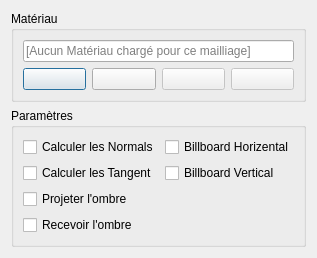
b4n92uid/theball-editor, file sources/mesh.ui: the form before one commit.
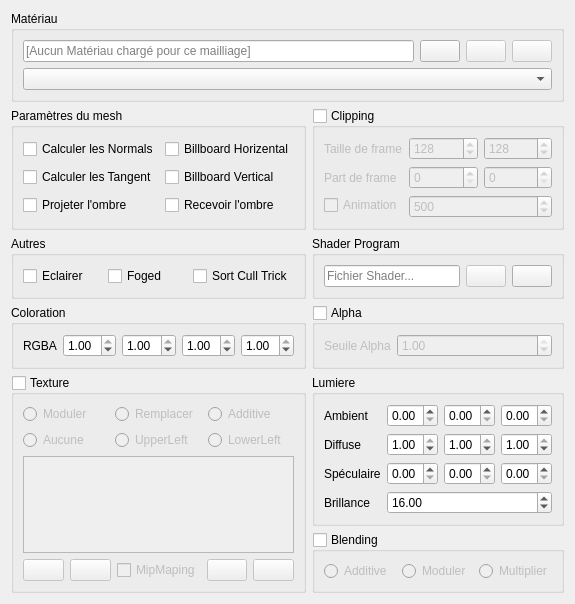
The form after the commit. Icons and pictures are not drawn.

Commit message: Merge mesh and material dialog and improve selection and move

```diff
--- a/sources/mesh.ui
+++ b/sources/mesh.ui
@@ -6,15 +6,441 @@
    <rect>
     <x>0</x>
     <y>0</y>
-    <width>277</width>
-    <height>228</height>
+    <width>505</width>
+    <height>545</height>
    </rect>
   </property>
   <property name="windowTitle">
    <string>Propriété du mesh</string>
   </property>
-  <layout class="QVBoxLayout" name="verticalLayout">
-   <item>
+  <layout class="QGridLayout" name="gridLayout">
+   <item row="4" column="0" rowspan="3">
+    <widget class="QGroupBox" name="groupBox_8">
+     <property name="title">
+      <string>Paramètres du mesh</string>
+     </property>
+     <layout class="QGridLayout" name="gridLayout_2">
+      <item row="2" column="1">
+       <widget class="QCheckBox" name="billboardY">
+        <property name="text">
+         <string>Billboard Vertical</string>
+        </property>
+       </widget>
+      </item>
+      <item row="3" column="0">
+       <widget class="QCheckBox" name="castshadow">
+        <property name="text">
+         <string>Projeter l'ombre</string>
+        </property>
+       </widget>
+      </item>
+      <item row="1" column="0">
+       <widget class="QCheckBox" name="computeNormal">
+        <property name="text">
+         <string>Calculer les Normals</string>
+        </property>
+       </widget>
+      </item>
+      <item row="2" column="0">
+       <widget class="QCheckBox" name="computeTangent">
+        <property name="text">
+         <string>Calculer les Tangent</string>
+        </property>
+       </widget>
+      </item>
+      <item row="1" column="1">
+       <widget class="QCheckBox" name="billboardX">
+        <property name="text">
+         <string>Billboard Horizental</string>
+        </property>
+       </widget>
+      </item>
+      <item row="3" column="1">
+       <widget class="QCheckBox" name="receiveshadow">
+        <property name="text">
+         <string>Recevoir l'ombre</string>
+        </property>
+       </widget>
+      </item>
+     </layout>
+    </widget>
+   </item>
+   <item row="11" column="1">
+    <widget class="QGroupBox" name="blending">
+     <property name="title">
+      <string>Blending</string>
+     </property>
+     <property name="checkable">
+      <bool>true</bool>
+     </property>
+     <property name="checked">
+      <bool>false</bool>
+     </property>
+     <layout class="QVBoxLayout" name="verticalLayout_2">
+      <item>
+       <layout class="QHBoxLayout" name="horizontalLayout_3">
+        <item>
+         <widget class="QRadioButton" name="blend_additive">
+          <property name="text">
+           <string>Additive</string>
+          </property>
+         </widget>
+        </item>
+        <item>
+         <widget class="QRadioButton" name="blend_modulate">
+          <property name="text">
+           <string>Moduler</string>
+          </property>
+         </widget>
+        </item>
+        <item>
+         <widget class="QRadioButton" name="blend_mul">
+          <property name="text">
+           <string>Multiplier</string>
+          </property>
+         </widget>
+        </item>
+       </layout>
+      </item>
+     </layout>
+    </widget>
+   </item>
+   <item row="8" column="0">
+    <widget class="QGroupBox" name="groupBox_2">
+     <property name="title">
+      <string>Coloration</string>
+     </property>
+     <layout class="QFormLayout" name="formLayout">
+      <property name="fieldGrowthPolicy">
+       <enum>QFormLayout::AllNonFixedFieldsGrow</enum>
+      </property>
+      <item row="0" column="0">
+       <widget class="QLabel" name="label_3">
+        <property name="text">
+         <string>RGBA</string>
+        </property>
+       </widget>
+      </item>
+      <item row="0" column="1">
+       <layout class="QHBoxLayout" name="horizontalLayout_6">
+        <item>
+         <widget class="QDoubleSpinBox" name="color_r">
+          <property name="maximum">
+           <double>1.000000000000000</double>
+          </property>
+          <property name="singleStep">
+           <double>0.010000000000000</double>
+          </property>
+          <property name="value">
+           <double>1.000000000000000</double>
+          </property>
+         </widget>
+        </item>
+        <item>
+         <widget class="QDoubleSpinBox" name="color_g">
+          <property name="maximum">
+           <double>1.000000000000000</double>
+          </property>
+          <property name="singleStep">
+           <double>0.010000000000000</double>
+          </property>
+          <property name="value">
+           <double>1.000000000000000</double>
+          </property>
+         </widget>
+        </item>
+        <item>
+         <widget class="QDoubleSpinBox" name="color_b">
+          <property name="maximum">
+           <double>1.000000000000000</double>
+          </property>
+          <property name="singleStep">
+           <double>0.010000000000000</double>
+          </property>
+          <property name="value">
+           <double>1.000000000000000</double>
+          </property>
+         </widget>
+        </item>
+        <item>
+         <widget class="QDoubleSpinBox" name="color_a">
+          <property name="maximum">
+           <double>1.000000000000000</double>
+          </property>
+          <property name="singleStep">
+           <double>0.010000000000000</double>
+          </property>
+          <property name="value">
+           <double>1.000000000000000</double>
+          </property>
+         </widget>
+        </item>
+       </layout>
+      </item>
+     </layout>
+    </widget>
+   </item>
+   <item row="8" column="1">
+    <widget class="QGroupBox" name="alpha">
+     <property name="title">
+      <string>Alpha</string>
+     </property>
+     <property name="checkable">
+      <bool>true</bool>
+     </property>
+     <property name="checked">
+      <bool>false</bool>
+     </property>
+     <layout class="QFormLayout" name="formLayout_3">
+      <item row="0" column="0">
+       <widget class="QLabel" name="label_39">
+        <property name="text">
+         <string>Seuile Alpha</string>
+        </property>
+       </widget>
+      </item>
+      <item row="0" column="1">
+       <widget class="QDoubleSpinBox" name="alphathreshold">
+        <property name="maximum">
+         <double>1.000000000000000</double>
+        </property>
+        <property name="singleStep">
+         <double>0.100000000000000</double>
+        </property>
+        <property name="value">
+         <double>1.000000000000000</double>
+        </property>
+       </widget>
+      </item>
+     </layout>
+    </widget>
+   </item>
+   <item row="10" column="0" rowspan="2">
+    <widget class="QGroupBox" name="textured">
+     <property name="title">
+      <string>Texture</string>
+     </property>
+     <property name="checkable">
+      <bool>true</bool>
+     </property>
+     <property name="checked">
+      <bool>false</bool>
+     </property>
+     <layout class="QVBoxLayout" name="verticalLayout_4">
+      <item>
+       <layout class="QHBoxLayout" name="horizontalLayout_8">
+        <item>
+         <widget class="QRadioButton" name="texture_modulate">
+          <property name="text">
+           <string>Moduler</string>
+          </property>
+         </widget>
+        </item>
+        <item>
+         <widget class="QRadioButton" name="texture_replace">
+          <property name="text">
+           <string>Remplacer</string>
+          </property>
+         </widget>
+        </item>
+        <item>
+         <widget class="QRadioButton" name="texture_additive">
+          <property name="text">
+           <string>Additive</string>
+          </property>
+         </widget>
+        </item>
+       </layout>
+      </item>
+      <item>
+       <widget class="QWidget" name="widget" native="true">
+        <layout class="QHBoxLayout" name="horizontalLayout_14">
+         <property name="margin">
+          <number>0</number>
+         </property>
+         <item>
+          <widget class="QRadioButton" name="texture_origin0">
+           <property name="text">
+            <string>Aucune</string>
+           </property>
+          </widget>
+         </item>
+         <item>
+          <widget class="QRadioButton" name="texture_origin1">
+           <property name="text">
+            <string>UpperLeft</string>
+           </property>
+          </widget>
+         </item>
+         <item>
+          <widget class="QRadioButton" name="texture_origin2">
+           <property name="text">
+            <string>LowerLeft</string>
+           </property>
+          </widget>
+         </item>
+        </layout>
+       </widget>
+      </item>
+      <item>
+       <widget class="QListView" name="textureView"/>
+      </item>
+      <item>
+       <layout class="QHBoxLayout" name="horizontalLayout">
+        <item>
+         <widget class="QPushButton" name="texture_down">
+          <property name="text">
+           <string/>
+          </property>
+          <property name="icon">
+           <iconset resource="ressource.qrc">
+            <normaloff>:/Medias/medias/arrow_down.png</normaloff>:/Medias/medias/arrow_down.png</iconset>
+          </property>
+         </widget>
+        </item>
+        <item>
+         <widget class="QPushButton" name="texture_up">
+          <property name="text">
+           <string/>
+          </property>
+          <property name="icon">
+           <iconset resource="ressource.qrc">
+            <normaloff>:/Medias/medias/arrow_up.png</normaloff>:/Medias/medias/arrow_up.png</iconset>
+          </property>
+         </widget>
+        </item>
+        <item>
+         <widget class="QCheckBox" name="texture_mipmap">
+          <property name="text">
+           <string>MipMaping</string>
+          </property>
+         </widget>
+        </item>
+        <item>
+         <widget class="QPushButton" name="texture_add">
+          <property name="text">
+           <string/>
+          </property>
+          <property name="icon">
+           <iconset resource="ressource.qrc">
+            <normaloff>:/Medias/medias/explore.png</normaloff>:/Medias/medias/explore.png</iconset>
+          </property>
+         </widget>
+        </item>
+        <item>
+         <widget class="QPushButton" name="texture_del">
+          <property name="text">
+           <string/>
+          </property>
+          <property name="icon">
+           <iconset resource="ressource.qrc">
+            <normaloff>:/Medias/medias/cross.png</normaloff>:/Medias/medias/cross.png</iconset>
+          </property>
+         </widget>
+        </item>
+       </layout>
+      </item>
+     </layout>
+    </widget>
+   </item>
+   <item row="4" column="1" rowspan="3">
+    <widget class="QGroupBox" name="cliping">
+     <property name="title">
+      <string>Clipping</string>
+     </property>
+     <property name="checkable">
+      <bool>true</bool>
+     </property>
+     <property name="checked">
+      <bool>false</bool>
+     </property>
+     <layout class="QFormLayout" name="formLayout_2">
+      <item row="0" column="0">
+       <widget class="QLabel" name="label_2">
+        <property name="text">
+         <string>Taille de frame</string>
+        </property>
+       </widget>
+      </item>
+      <item row="0" column="1">
+       <layout class="QHBoxLayout" name="horizontalLayout_4">
+        <item>
+         <widget class="QSpinBox" name="clipping_x">
+          <property name="maximum">
+           <number>2048</number>
+          </property>
+          <property name="value">
+           <number>128</number>
+          </property>
+         </widget>
+        </item>
+        <item>
+         <widget class="QSpinBox" name="clipping_y">
+          <property name="maximum">
+           <number>2048</number>
+          </property>
+          <property name="value">
+           <number>128</number>
+          </property>
+         </widget>
+        </item>
+       </layout>
+      </item>
+      <item row="1" column="0">
+       <widget class="QLabel" name="label_5">
+        <property name="text">
+         <string>Part de frame</string>
+        </property>
+       </widget>
+      </item>
+      <item row="1" column="1">
+       <layout class="QHBoxLayout" name="horizontalLayout_7">
+        <item>
+         <widget class="QSpinBox" name="clipping_part_x">
+          <property name="maximum">
+           <number>2048</number>
+          </property>
+          <property name="value">
+           <number>0</number>
+          </property>
+         </widget>
+        </item>
+        <item>
+         <widget class="QSpinBox" name="clipping_part_y">
+          <property name="maximum">
+           <number>2048</number>
+          </property>
+          <property name="value">
+           <number>0</number>
+          </property>
+         </widget>
+        </item>
+       </layout>
+      </item>
+      <item row="2" column="0">
+       <widget class="QCheckBox" name="clipping_animation">
+        <property name="text">
+         <string>Animation</string>
+        </property>
+       </widget>
+      </item>
+      <item row="2" column="1">
+       <widget class="QSpinBox" name="clipping_animation_msec">
+        <property name="enabled">
+         <bool>false</bool>
+        </property>
+        <property name="maximum">
+         <number>3600000</number>
+        </property>
+        <property name="value">
+         <number>500</number>
+        </property>
+       </widget>
+      </item>
+     </layout>
+    </widget>
+   </item>
+   <item row="1" column="0" rowspan="2" colspan="2">
     <widget class="QGroupBox" name="groupBox">
      <property name="sizePolicy">
       <sizepolicy hsizetype="Minimum" vsizetype="Minimum">
@@ -26,29 +452,23 @@
       <string>Matériau</string>
      </property>
      <layout class="QVBoxLayout" name="verticalLayout_13">
-      <item>
-       <widget class="QLineEdit" name="matinfo">
-        <property name="text">
-         <string/>
-        </property>
-        <property name="readOnly">
-         <bool>true</bool>
-        </property>
-        <property name="placeholderText">
-         <string>[Aucun Matériau chargé pour ce mailliage]</string>
-        </property>
-       </widget>
-      </item>
       <item>
        <layout class="QHBoxLayout" name="horizontalLayout_5">
+        <item>
+         <widget class="QLineEdit" name="matinfo">
+          <property name="text">
+           <string/>
+          </property>
+          <property name="readOnly">
+           <bool>true</bool>
+          </property>
+          <property name="placeholderText">
+           <string>[Aucun Matériau chargé pour ce mailliage]</string>
+          </property>
+         </widget>
+        </item>
         <item>
          <widget class="QPushButton" name="attachMaterial">
-          <property name="sizePolicy">
-           <sizepolicy hsizetype="Ignored" vsizetype="Fixed">
-            <horstretch>0</horstretch>
-            <verstretch>0</verstretch>
-           </sizepolicy>
-          </property>
           <property name="text">
            <string/>
           </property>
@@ -58,40 +478,11 @@
           </property>
          </widget>
         </item>
-        <item>
-         <widget class="QPushButton" name="editMaterial">
-          <property name="enabled">
-           <bool>true</bool>
-          </property>
-          <property name="sizePolicy">
-           <sizepolicy hsizetype="Ignored" vsizetype="Fixed">
-            <horstretch>0</horstretch>
-            <verstretch>0</verstretch>
-           </sizepolicy>
-          </property>
-          <property name="text">
-           <string/>
-          </property>
-          <property name="icon">
-           <iconset resource="ressource.qrc">
-            <normaloff>:/Medias/medias/draw.png</normaloff>:/Medias/medias/draw.png</iconset>
-          </property>
-          <property name="checkable">
-           <bool>false</bool>
-          </property>
-         </widget>
-        </item>
         <item>
          <widget class="QPushButton" name="reloadMaterial">
           <property name="enabled">
            <bool>false</bool>
           </property>
-          <property name="sizePolicy">
-           <sizepolicy hsizetype="Ignored" vsizetype="Fixed">
-            <horstretch>0</horstretch>
-            <verstretch>0</verstretch>
-           </sizepolicy>
-          </property>
           <property name="text">
            <string/>
           </property>
@@ -109,12 +500,6 @@
           <property name="enabled">
            <bool>false</bool>
           </property>
-          <property name="sizePolicy">
-           <sizepolicy hsizetype="Ignored" vsizetype="Fixed">
-            <horstretch>0</horstretch>
-            <verstretch>0</verstretch>
-           </sizepolicy>
-          </property>
           <property name="text">
            <string/>
           </property>
@@ -126,56 +511,271 @@
         </item>
        </layout>
       </item>
+      <item>
+       <widget class="QComboBox" name="materials_select"/>
+      </item>
      </layout>
     </widget>
    </item>
-   <item>
-    <widget class="QGroupBox" name="groupBox_8">
+   <item row="10" column="1">
+    <widget class="QGroupBox" name="groupBox_4">
      <property name="title">
-      <string>Paramètres</string>
+      <string>Lumiere</string>
      </property>
-     <layout class="QGridLayout" name="gridLayout_2">
-      <item row="4" column="0">
-       <widget class="QCheckBox" name="receiveshadow">
+     <layout class="QFormLayout" name="formLayout_4">
+      <property name="fieldGrowthPolicy">
+       <enum>QFormLayout::AllNonFixedFieldsGrow</enum>
+      </property>
+      <item row="0" column="0">
+       <widget class="QLabel" name="label_6">
         <property name="text">
-         <string>Recevoir l'ombre</string>
+         <string>Ambient</string>
         </property>
        </widget>
       </item>
-      <item row="3" column="0">
-       <widget class="QCheckBox" name="castshadow">
-        <property name="text">
-         <string>Projeter l'ombre</string>
-        </property>
-       </widget>
-      </item>
-      <item row="1" column="0">
-       <widget class="QCheckBox" name="computeNormal">
-        <property name="text">
-         <string>Calculer les Normals</string>
-        </property>
-       </widget>
-      </item>
-      <item row="2" column="0">
-       <widget class="QCheckBox" name="computeTangent">
-        <property name="text">
-         <string>Calculer les Tangent</string>
-        </property>
-       </widget>
+      <item row="0" column="1">
+       <layout class="QHBoxLayout" name="horizontalLayout_9">
+        <item>
+         <widget class="QDoubleSpinBox" name="ambiant_r">
+          <property name="maximum">
+           <double>1.000000000000000</double>
+          </property>
+          <property name="singleStep">
+           <double>0.100000000000000</double>
+          </property>
+          <property name="value">
+           <double>0.000000000000000</double>
+          </property>
+         </widget>
+        </item>
+        <item>
+         <widget class="QDoubleSpinBox" name="ambiant_g">
+          <property name="maximum">
+           <double>1.000000000000000</double>
+          </property>
+          <property name="singleStep">
+           <double>0.100000000000000</double>
+          </property>
+          <property name="value">
+           <double>0.000000000000000</double>
+          </property>
+         </widget>
+        </item>
+        <item>
+         <widget class="QDoubleSpinBox" name="ambiant_b">
+          <property name="maximum">
+           <double>1.000000000000000</double>
+          </property>
+          <property name="singleStep">
+           <double>0.100000000000000</double>
+          </property>
+          <property name="value">
+           <double>0.000000000000000</double>
+          </property>
+         </widget>
+        </item>
+       </layout>
       </item>
       <item row="1" column="1">
-       <widget class="QCheckBox" name="billboardX">
-        <property name="text">
-         <string>Billboard Horizental</string>
-        </property>
-       </widget>
+       <layout class="QHBoxLayout" name="horizontalLayout_12">
+        <item>
+         <widget class="QDoubleSpinBox" name="diffuse_r">
+          <property name="maximum">
+           <double>1.000000000000000</double>
+          </property>
+          <property name="singleStep">
+           <double>0.100000000000000</double>
+          </property>
+          <property name="value">
+           <double>1.000000000000000</double>
+          </property>
+         </widget>
+        </item>
+        <item>
+         <widget class="QDoubleSpinBox" name="diffuse_g">
+          <property name="maximum">
+           <double>1.000000000000000</double>
+          </property>
+          <property name="singleStep">
+           <double>0.100000000000000</double>
+          </property>
+          <property name="value">
+           <double>1.000000000000000</double>
+          </property>
+         </widget>
+        </item>
+        <item>
+         <widget class="QDoubleSpinBox" name="diffuse_b">
+          <property name="maximum">
+           <double>1.000000000000000</double>
+          </property>
+          <property name="singleStep">
+           <double>0.100000000000000</double>
+          </property>
+          <property name="value">
+           <double>1.000000000000000</double>
+          </property>
+         </widget>
+        </item>
+       </layout>
       </item>
       <item row="2" column="1">
-       <widget class="QCheckBox" name="billboardY">
+       <layout class="QHBoxLayout" name="horizontalLayout_13">
+        <item>
+         <widget class="QDoubleSpinBox" name="specular_r">
+          <property name="maximum">
+           <double>1.000000000000000</double>
+          </property>
+          <property name="singleStep">
+           <double>0.100000000000000</double>
+          </property>
+          <property name="value">
+           <double>0.000000000000000</double>
+          </property>
+         </widget>
+        </item>
+        <item>
+         <widget class="QDoubleSpinBox" name="specular_g">
+          <property name="maximum">
+           <double>1.000000000000000</double>
+          </property>
+          <property name="singleStep">
+           <double>0.100000000000000</double>
+          </property>
+          <property name="value">
+           <double>0.000000000000000</double>
+          </property>
+         </widget>
+        </item>
+        <item>
+         <widget class="QDoubleSpinBox" name="specular_b">
+          <property name="maximum">
+           <double>1.000000000000000</double>
+          </property>
+          <property name="singleStep">
+           <double>0.100000000000000</double>
+          </property>
+          <property name="value">
+           <double>0.000000000000000</double>
+          </property>
+         </widget>
+        </item>
+       </layout>
+      </item>
+      <item row="1" column="0">
+       <widget class="QLabel" name="label_7">
         <property name="text">
-         <string>Billboard Vertical</string>
+         <string>Diffuse</string>
         </property>
        </widget>
+      </item>
+      <item row="2" column="0">
+       <widget class="QLabel" name="label_8">
+        <property name="text">
+         <string>Spéculaire</string>
+        </property>
+       </widget>
+      </item>
+      <item row="3" column="0">
+       <widget class="QLabel" name="label_9">
+        <property name="text">
+         <string>Brillance</string>
+        </property>
+       </widget>
+      </item>
+      <item row="3" column="1">
+       <widget class="QDoubleSpinBox" name="shininess">
+        <property name="value">
+         <double>16.000000000000000</double>
+        </property>
+       </widget>
+      </item>
+     </layout>
+    </widget>
+   </item>
+   <item row="7" column="0">
+    <widget class="QGroupBox" name="others">
+     <property name="title">
+      <string>Autres</string>
+     </property>
+     <layout class="QHBoxLayout" name="horizontalLayout_2">
+      <item>
+       <widget class="QCheckBox" name="lighted">
+        <property name="text">
+         <string>Eclairer</string>
+        </property>
+       </widget>
+      </item>
+      <item>
+       <widget class="QCheckBox" name="foged">
+        <property name="text">
+         <string>Foged</string>
+        </property>
+       </widget>
+      </item>
+      <item>
+       <widget class="QCheckBox" name="culltrick">
+        <property name="text">
+         <string>Sort Cull Trick</string>
+        </property>
+       </widget>
+      </item>
+     </layout>
+    </widget>
+   </item>
+   <item row="7" column="1">
+    <widget class="QGroupBox" name="shader_enable">
+     <property name="title">
+      <string>Shader Program</string>
+     </property>
+     <property name="checkable">
+      <bool>false</bool>
+     </property>
+     <property name="checked">
+      <bool>false</bool>
+     </property>
+     <layout class="QVBoxLayout" name="verticalLayout_5">
+      <item>
+       <layout class="QHBoxLayout" name="horizontalLayout_11" stretch="9,0,1">
+        <property name="sizeConstraint">
+         <enum>QLayout::SetDefaultConstraint</enum>
+        </property>
+        <item>
+         <widget class="QLineEdit" name="shader_path">
+          <property name="readOnly">
+           <bool>true</bool>
+          </property>
+          <property name="placeholderText">
+           <string>Fichier Shader...</string>
+          </property>
+         </widget>
+        </item>
+        <item>
+         <widget class="QPushButton" name="shader_release">
+          <property name="enabled">
+           <bool>false</bool>
+          </property>
+          <property name="text">
+           <string/>
+          </property>
+          <property name="icon">
+           <iconset resource="ressource.qrc">
+            <normaloff>:/Medias/medias/cross.png</normaloff>:/Medias/medias/cross.png</iconset>
+          </property>
+         </widget>
+        </item>
+        <item>
+         <widget class="QPushButton" name="shader_browse">
+          <property name="text">
+           <string/>
+          </property>
+          <property name="icon">
+           <iconset resource="ressource.qrc">
+            <normaloff>:/Medias/medias/open.png</normaloff>:/Medias/medias/open.png</iconset>
+          </property>
+         </widget>
+        </item>
+       </layout>
       </item>
      </layout>
     </widget>
```
The commit also changes 22 other files.
